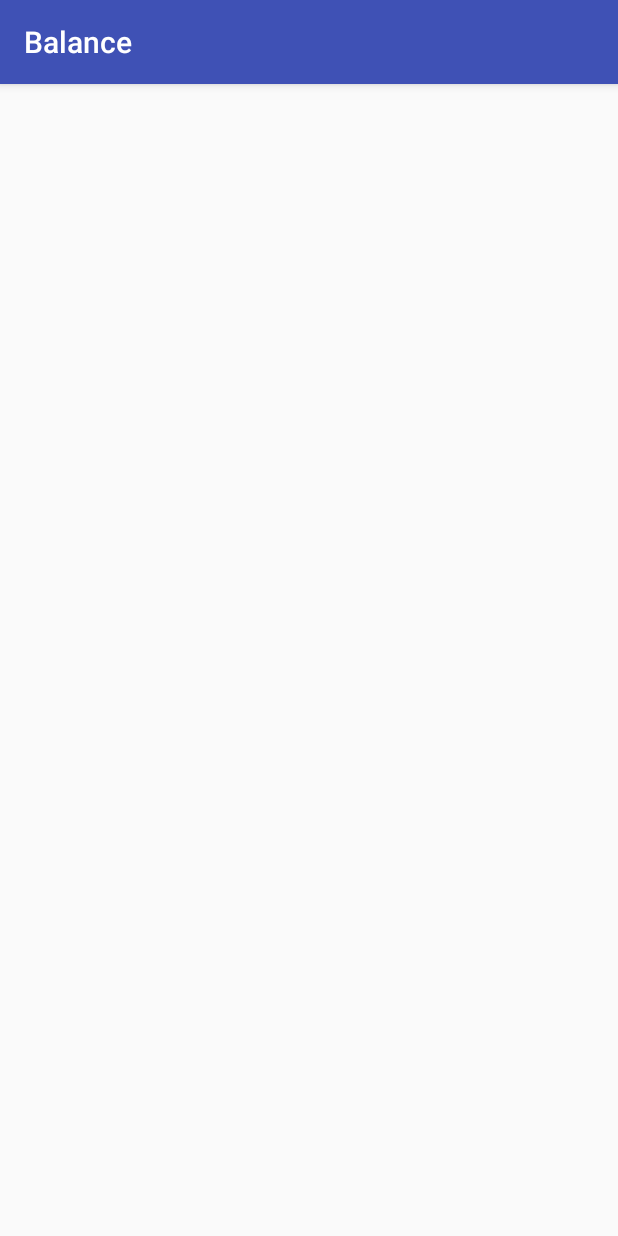
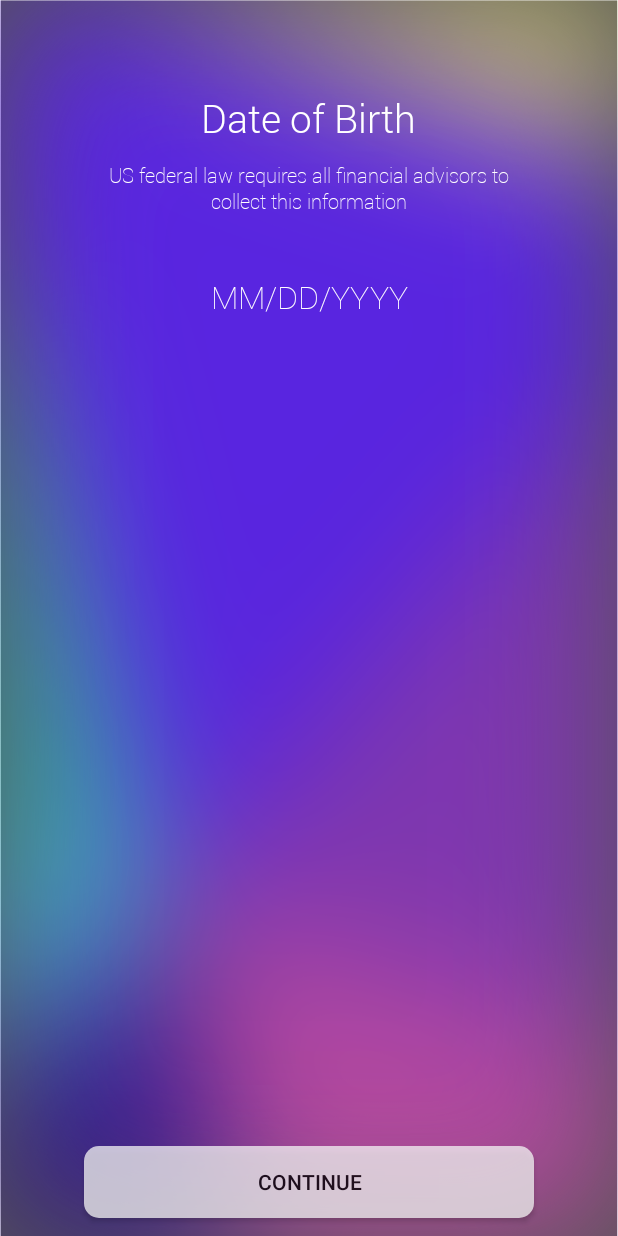
Before and after one commit to investBalance/android-balance-app, an Android app: the DobActivity screen opened directly, with no data from a screen before it, on a phone screen of 412 x 824 dp. Run offline under Robolectric (Android 15) with nearby library versions, the phone set to English and light mode, and no system bars; our stand-ins replace ButterKnife.

Commit message:
Date of Birth Screen Complete

```diff
--- a/app/src/main/java/com/example/hwhong/balance/Views/DobActivity.java
+++ b/app/src/main/java/com/example/hwhong/balance/Views/DobActivity.java
@@ -1,15 +1,44 @@
 package com.example.hwhong.balance.Views;
 
+import android.graphics.PorterDuff;
+import android.graphics.Typeface;
+import android.support.v7.app.ActionBar;
 import android.support.v7.app.AppCompatActivity;
 import android.os.Bundle;
+import android.view.Window;
+import android.widget.EditText;
+import android.widget.TextView;
 
 import com.example.hwhong.balance.R;
 
+import butterknife.BindView;
+import butterknife.ButterKnife;
+
 public class DobActivity extends AppCompatActivity {
+
+    @BindView(R.id.dob_detail) TextView dob_info;
+    @BindView(R.id.dob_tv)     TextView dob;
+    @BindView(R.id.dob_et)     EditText dob_input;
 
     @Override
     protected void onCreate(Bundle savedInstanceState) {
         super.onCreate(savedInstanceState);
+        // Disable the Title bar
+        requestWindowFeature(Window.FEATURE_NO_TITLE);
+        // for full screen view
+        //getWindow().setFlags(WindowManager.LayoutParams.FLAG_FULLSCREEN,
+        //WindowManager.LayoutParams.FLAG_FULLSCREEN);
         setContentView(R.layout.activity_dob);
+
+        ButterKnife.bind(this);
+        ActionBar actionBar = getSupportActionBar();
+        actionBar.hide();
+
+        Typeface roboto_light = Typeface.createFromAsset(getAssets(), "fonts/Roboto-Light.ttf");
+        Typeface roboto_thin = Typeface.createFromAsset(getAssets(), "fonts/Roboto-Thin.ttf");
+
+        dob.setTypeface(roboto_light); dob_info.setTypeface(roboto_thin); dob_input.setTypeface(roboto_thin);
+        dob_input.getBackground().mutate().setColorFilter(getResources().getColor(R.color.white), PorterDuff.Mode.SRC_ATOP);
+        dob_input.setHintTextColor(getResources().getColor(R.color.white));
     }
 }
--- a/app/src/main/res/layout/activity_dob.xml
+++ b/app/src/main/res/layout/activity_dob.xml
@@ -1,9 +1,76 @@
 <?xml version="1.0" encoding="utf-8"?>
-<android.support.constraint.ConstraintLayout xmlns:android="http://schemas.android.com/apk/res/android"
+<FrameLayout xmlns:android="http://schemas.android.com/apk/res/android"
     xmlns:app="http://schemas.android.com/apk/res-auto"
     xmlns:tools="http://schemas.android.com/tools"
     android:layout_width="match_parent"
     android:layout_height="match_parent"
     tools:context="com.example.hwhong.balance.Views.DobActivity">
 
-</android.support.constraint.ConstraintLayout>
+    <ImageView
+        android:layout_width="wrap_content"
+        android:layout_height="match_parent"
+        android:id="@+id/imageView"
+        android:background="@drawable/blur_background"/>
+
+    <RelativeLayout
+        android:layout_width="match_parent"
+        android:layout_height="match_parent">
+
+        <Button
+            android:id="@+id/dob_continue"
+            android:layout_width="300dp"
+            android:layout_height="wrap_content"
+            android:layout_alignParentBottom="true"
+            android:layout_centerHorizontal="true"
+            android:layout_marginBottom="12dp"
+            android:alpha="0.75"
+            android:background="@drawable/button"
+            android:gravity="center"
+            android:text="@string/continue_button_name"
+            android:textColor="@color/black" />
+
+        <TextView
+            android:id="@+id/dob_tv"
+            android:layout_width="wrap_content"
+            android:layout_height="wrap_content"
+            android:layout_alignParentTop="true"
+            android:layout_centerHorizontal="true"
+            android:layout_marginTop="61dp"
+            android:text="@string/dob"
+            android:textColor="@color/white"
+            android:textSize="26dp" />
+
+        <TextView
+            android:id="@+id/dob_detail"
+            android:layout_width="50dp"
+            android:layout_height="wrap_content"
+            android:layout_alignEnd="@+id/dob_continue"
+            android:layout_alignLeft="@+id/dob_continue"
+            android:layout_alignRight="@+id/dob_continue"
+            android:layout_alignStart="@+id/dob_continue"
+            android:layout_below="@+id/dob_tv"
+            android:layout_marginTop="12dp"
+            android:text="@string/dob_detail"
+            android:textAlignment="center"
+            android:textColor="@color/white"
+            android:textSize="13dp" />
+
+        <EditText
+            android:id="@+id/dob_et"
+            android:layout_width="wrap_content"
+            android:layout_height="wrap_content"
+            android:layout_below="@+id/dob_detail"
+            android:layout_centerHorizontal="true"
+            android:layout_marginTop="40dp"
+            android:background="@android:color/transparent"
+            android:ems="10"
+            android:hint="MM/DD/YYYY"
+            android:textSize="21dp"
+            android:inputType="date"
+            android:textAlignment="center"
+            android:textColor="@color/white" />
+
+
+    </RelativeLayout>
+
+</FrameLayout>
--- a/app/src/main/res/layout/activity_email.xml
+++ b/app/src/main/res/layout/activity_email.xml
@@ -62,7 +62,7 @@
             android:inputType="textEmailAddress"
             android:background="@android:color/transparent"
             android:textColor="@color/white"
-            android:textSize="24dp"
+            android:textSize="21dp"
             android:typeface="monospace" />
     </RelativeLayout>
 
--- a/app/src/main/res/layout/activity_name.xml
+++ b/app/src/main/res/layout/activity_name.xml
@@ -53,7 +53,7 @@
             android:inputType="textPersonName"
             android:textAlignment="center"
             android:textColor="@color/white"
-            android:textSize="24dp" />
+            android:textSize="21dp" />
 
         <EditText
             android:id="@+id/lastname_et"
@@ -69,7 +69,7 @@
             android:inputType="textPersonName"
             android:textAlignment="center"
             android:textColor="@color/white"
-            android:textSize="24dp" />
+            android:textSize="21dp" />
 
 
     </RelativeLayout>
--- a/app/src/main/res/layout/activity_phone.xml
+++ b/app/src/main/res/layout/activity_phone.xml
@@ -61,7 +61,7 @@
             android:layout_alignTop="@+id/ccp"
             android:layout_toRightOf="@+id/ccp"
             android:ems="10"
-            android:textSize="24dp"
+            android:textSize="21dp"
             android:background="@android:color/transparent"
             android:textColor="@color/white"
             android:hint="Phone Number"
--- a/app/src/main/res/layout/activity_profile.xml
+++ b/app/src/main/res/layout/activity_profile.xml
@@ -53,7 +53,7 @@
             android:inputType="textPersonName"
             android:textAlignment="center"
             android:textColor="@color/white"
-            android:textSize="24dp" />
+            android:textSize="21dp" />
 
         <EditText
             android:id="@+id/password_et"
@@ -65,7 +65,7 @@
             android:inputType="textPassword"
             android:textAlignment="center"
             android:textColor="@color/white"
-            android:textSize="24dp"
+            android:textSize="21dp"
             android:layout_below="@+id/username_et"
             android:layout_alignLeft="@+id/username_et"
             android:layout_alignStart="@+id/username_et"
--- a/app/src/main/res/values/strings.xml
+++ b/app/src/main/res/values/strings.xml
@@ -17,4 +17,7 @@
     <string name="veri_more_info">For more information ask our superhero up top ^</string>
     <string name="lock_text">Your information is encrypted and securely transmitted using SSL</string>
 
+    <string name="dob">Date of Birth</string>
+    <string name="dob_detail">US federal law requires all financial advisors to collect this information</string>
+
 </resources>
```
Also changed, not shown: app/src/main/res/layout/activity_verification.xml (+17 -19 lines).
